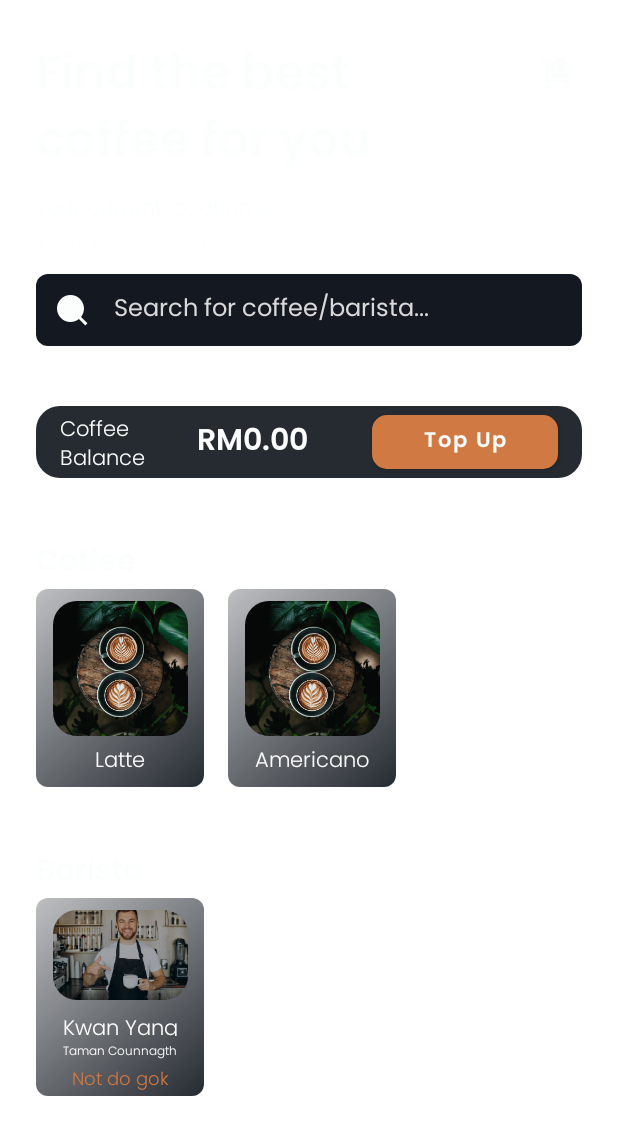
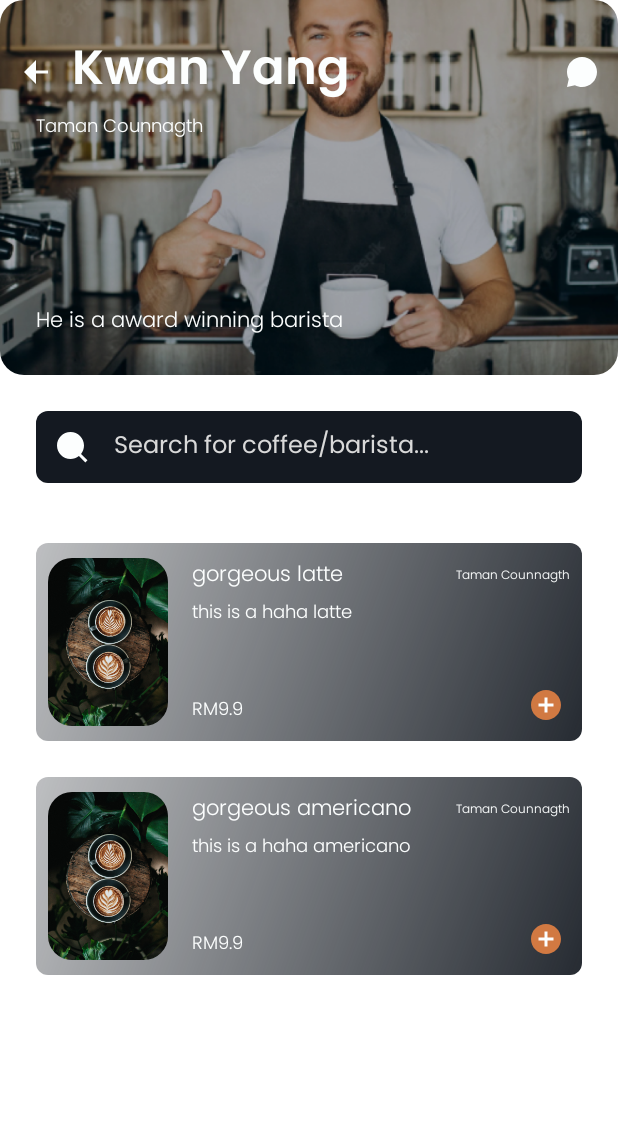
Before and after one commit to MADCoffeeCom/CoffeeCommunity, an Android app: the screen it shows after launch (HomeActivity before the commit, BaristaListActivity after it), after a tap on "Kwan Yang", on a phone screen of 412 x 824 dp. Shown: the top 1135 px of the screen. Run offline under Robolectric (Android 15) with nearby library versions, the phone set to English and light mode, and no system bars.

Commit message:
Barista List Finish

```diff
--- a/app/src/main/java/com/example/coffeecom/BaristaAdapter.java
+++ b/app/src/main/java/com/example/coffeecom/BaristaCardAdapter.java
@@ -1,5 +1,6 @@
 package com.example.coffeecom;
 
+import android.content.Intent;
 import android.view.LayoutInflater;
 import android.view.View;
 import android.view.ViewGroup;
@@ -14,11 +15,12 @@ import com.bumptech.glide.Glide;
 
 import java.util.ArrayList;
 
-public class BaristaAdapter extends RecyclerView.Adapter<BaristaAdapter.ViewHolder>{
+public class BaristaCardAdapter extends RecyclerView.Adapter<BaristaCardAdapter.ViewHolder>{
 
     ArrayList<BaristaModel> baristas;
 
-    public BaristaAdapter(ArrayList<BaristaModel> baristas) {
+
+    public BaristaCardAdapter(ArrayList<BaristaModel> baristas) {
         this.baristas = baristas;
     }
 
@@ -39,13 +41,13 @@ public class BaristaAdapter extends RecyclerView.Adapter<BaristaAdapter.ViewHold
 
     @NonNull
     @Override
-    public BaristaAdapter.ViewHolder onCreateViewHolder(@NonNull ViewGroup parent, int viewType) {
+    public BaristaCardAdapter.ViewHolder onCreateViewHolder(@NonNull ViewGroup parent, int viewType) {
         View inflate = LayoutInflater.from(parent.getContext()).inflate(R.layout.viewholder_barista_small, parent, false);
         return new ViewHolder(inflate);
     }
 
     @Override
-    public void onBindViewHolder(@NonNull BaristaAdapter.ViewHolder holder, int position) {
+    public void onBindViewHolder(@NonNull BaristaCardAdapter.ViewHolder holder, int position) {
 
         //barista pic
         int drawableResourceId = holder.itemView.getContext().getResources().getIdentifier(baristas.get(position).getBaristaPic(), "drawable", holder.itemView.getContext().getPackageName());
@@ -58,14 +60,17 @@ public class BaristaAdapter extends RecyclerView.Adapter<BaristaAdapter.ViewHold
         holder.baristaSmallCard.setOnClickListener(new View.OnClickListener() {
             @Override
             public void onClick(View view) {
+                Provider.setCurrentBarista(baristas.get(position));
                 //input code to open details coffee page
+                Intent intent = new Intent(holder.itemView.getContext(), BaristaListActivity.class);
+                holder.itemView.getContext().startActivity(intent);
             }
         });
     }
 
     @Override
     public int getItemCount() {
-        return Provider.baristas.size();
+        return Provider.getBaristas().size();
     }
 
 
--- /dev/null
+++ b/app/src/main/java/com/example/coffeecom/BaristaListActivity.java
@@ -0,0 +1,58 @@
+package com.example.coffeecom;
+
+import androidx.appcompat.app.AppCompatActivity;
+import androidx.recyclerview.widget.LinearLayoutManager;
+import androidx.recyclerview.widget.RecyclerView;
+
+import android.os.Bundle;
+import android.view.View;
+import android.widget.ImageView;
+import android.widget.TextView;
+
+import com.bumptech.glide.Glide;
+
+public class BaristaListActivity extends AppCompatActivity {
+
+    private TextView baristaListName, baristaListLocation, baristaListDesc;
+    private ImageView baristaListChatBtn, baristaListPic;
+    private RecyclerView baristaListRecyclerView;
+    private RecyclerView.Adapter coffeeListInBaristaAdapter;
+
+
+    @Override
+    protected void onCreate(Bundle savedInstanceState) {
+        super.onCreate(savedInstanceState);
+        setContentView(R.layout.activity_barista_list);
+
+        baristaListName = findViewById(R.id.baristaListName);
+        baristaListLocation = findViewById(R.id.baristaListLocation);
+        baristaListDesc = findViewById(R.id.baristaListDesc);
+        baristaListChatBtn = findViewById(R.id.baristaListChatBtn);
+        baristaListPic = findViewById(R.id.baristaListPic);
+
+        baristaListName.setText(Provider.getCurrentBarista().getBaristaName());
+        baristaListLocation.setText(Provider.getCurrentBarista().getBaristaTaman());
+        baristaListDesc.setText(Provider.getCurrentBarista().getBaristaDesc());
+
+        int drawableResourceId = this.getResources().getIdentifier(Provider.getCurrentBarista().getBaristaPic(), "drawable", this.getPackageName());
+        Glide.with(this).load(drawableResourceId).into(baristaListPic);
+
+        baristaListChatBtn.setOnClickListener(new View.OnClickListener() {
+            @Override
+            public void onClick(View view) {
+                //Link to chat function with barista
+            }
+        });
+
+        recyclerViewCoffeeType();
+    }
+
+    private void recyclerViewCoffeeType() {
+        LinearLayoutManager linearLayoutManager = new LinearLayoutManager(this, LinearLayoutManager.VERTICAL, false);
+        baristaListRecyclerView = findViewById(R.id.coffeeListInBaristaRecyclerView);
+        baristaListRecyclerView.setLayoutManager(linearLayoutManager);
+
+        coffeeListInBaristaAdapter = new CoffeeBaristaListAdapter(Provider.getCurrentBarista(), 'b');
+        baristaListRecyclerView.setAdapter(coffeeListInBaristaAdapter);
+    }
+}
--- /dev/null
+++ b/app/src/main/java/com/example/coffeecom/CoffeeBaristaListAdapter.java
@@ -0,0 +1,108 @@
+package com.example.coffeecom;
+
+import android.view.LayoutInflater;
+import android.view.View;
+import android.view.ViewGroup;
+import android.widget.ImageView;
+import android.widget.TextView;
+
+import androidx.annotation.NonNull;
+import androidx.constraintlayout.widget.ConstraintLayout;
+import androidx.recyclerview.widget.RecyclerView;
+
+import com.bumptech.glide.Glide;
+
+import java.util.ArrayList;
+
+public class CoffeeBaristaListAdapter extends RecyclerView.Adapter<CoffeeBaristaListAdapter.ViewHolder>{
+
+    ArrayList<BaristaModel> baristas;
+    BaristaModel currentBarista;
+    char mode; //b for barista or c for coffee view
+
+
+    public CoffeeBaristaListAdapter(ArrayList<BaristaModel> baristas, char mode) {
+        this.baristas = baristas;
+        this.mode = mode;
+    }
+
+    public CoffeeBaristaListAdapter(BaristaModel currentBarista, char mode) {
+        this.currentBarista = currentBarista;
+        this.mode = mode;
+    }
+
+    public class ViewHolder extends RecyclerView.ViewHolder{
+
+        ImageView coffeeListPic, addToCartBtn;
+        TextView cardTitle, coffeeDesc, coffeePricePerItemText, baristaLocationText;
+        ConstraintLayout coffeeCardListHorizontal;
+
+        public ViewHolder(@NonNull View itemView) {
+            super(itemView);
+
+            coffeeListPic = itemView.findViewById(R.id.coffeeListPic);
+            cardTitle = itemView.findViewById(R.id.titleTextHoriCard);
+            coffeeDesc = itemView.findViewById(R.id.descTextHoriCard);
+            coffeePricePerItemText = itemView.findViewById(R.id.coffeePricePerItemText);
+            baristaLocationText = itemView.findViewById(R.id.baristaLocationText);
+            addToCartBtn = itemView.findViewById(R.id.addToCartBtn);
+            coffeeCardListHorizontal = itemView.findViewById(R.id.coffeeBaristaListHoriCard);
+        }
+    }
+
+    @NonNull
+    @Override
+    public CoffeeBaristaListAdapter.ViewHolder onCreateViewHolder(@NonNull ViewGroup parent, int viewType) {
+        View inflate = LayoutInflater.from(parent.getContext()).inflate(R.layout.viewholder_coffee_barista_list_horizontal, parent, false);
+        return new ViewHolder(inflate);
+    }
+
+    @Override
+    public void onBindViewHolder(@NonNull CoffeeBaristaListAdapter.ViewHolder holder, int position) {
+
+        if (mode == 'b'){
+            onBindWhenBaristaView(holder, position);
+        }
+//        if (baristas.get(position).getSellingCoffee().contains(Provider))
+//
+//        //coffee pic
+//        int drawableResourceId = holder.itemView.getContext().getResources().getIdentifier(baristas.get(position).getSellingCoffee().get(position), "drawable", holder.itemView.getContext().getPackageName());
+//        Glide.with(holder.itemView.getContext()).load(drawableResourceId).into(holder.coffeeListPic);
+    }
+
+    private void onBindWhenBaristaView(@NonNull CoffeeBaristaListAdapter.ViewHolder holder, int position) {
+        holder.cardTitle.setText(Provider.getCurrentBarista().getSellingCoffee().get(position).getCoffeeTitle());
+        holder.coffeeDesc.setText(Provider.getCurrentBarista().getSellingCoffee().get(position).getCoffeeDesc());
+        holder.coffeePricePerItemText.setText(String.valueOf(Provider.getCurrentBarista().getSellingCoffee().get(position).getCoffeePrice()));
+        holder.coffeeDesc.setText(Provider.getCurrentBarista().getSellingCoffee().get(position).getCoffeeDesc());
+        holder.baristaLocationText.setText(Provider.getCurrentBarista().getBaristaTaman());
+
+        holder.addToCartBtn.setOnClickListener(new View.OnClickListener() {
+            @Override
+            public void onClick(View view) {
+                //straight add to cart & make toast
+            }
+        });
+
+        holder.coffeeCardListHorizontal.setOnClickListener(new View.OnClickListener() {
+            @Override
+            public void onClick(View view) {
+                //go to details coffee view
+            }
+        });
+
+        //coffee pic
+        int drawableResourceId = holder.itemView.getContext().getResources().getIdentifier(Provider.getCurrentBarista().getSellingCoffee().get(position).getCoffeePic(), "drawable", holder.itemView.getContext().getPackageName());
+        Glide.with(holder.itemView.getContext()).load(drawableResourceId).into(holder.coffeeListPic);
+    }
+
+    @Override
+    public int getItemCount() {
+        if (mode == 'b'){
+            return Provider.getCurrentBarista().getSellingCoffee().size();
+        }else{
+            return baristas.size();
+        }
+    }
+
+}
--- a/app/src/main/java/com/example/coffeecom/HomeActivity.java
+++ b/app/src/main/java/com/example/coffeecom/HomeActivity.java
@@ -56,7 +56,7 @@ public class HomeActivity extends AppCompatActivity {
 
     private void recyclerViewCoffeeType() {
         LinearLayoutManager linearLayoutManager = new LinearLayoutManager(this, LinearLayoutManager.HORIZONTAL, false);
-        recyclerViewCoffeeTypeList = findViewById(R.id.coffeeListRecyclerView);
+        recyclerViewCoffeeTypeList = findViewById(R.id.coffeeListInBaristaRecyclerView);
         recyclerViewCoffeeTypeList.setLayoutManager(linearLayoutManager);
 
 //        coffeeTypeAdapter = new CoffeeTypeAdapter(Provider.getCoffeeType());
@@ -69,7 +69,7 @@ public class HomeActivity extends AppCompatActivity {
         recyclerViewBaristaList = findViewById(R.id.baristaRecyclerView);
         recyclerViewBaristaList.setLayoutManager(linearLayoutManager);
 
-        baristaAdapter = new BaristaAdapter(Provider.getBaristas());
+        baristaAdapter = new BaristaCardAdapter(Provider.getBaristas());
         recyclerViewBaristaList.setAdapter(baristaAdapter);
     }
 }
--- a/app/src/main/java/com/example/coffeecom/Provider.java
+++ b/app/src/main/java/com/example/coffeecom/Provider.java
@@ -9,8 +9,9 @@ import java.util.ArrayList;
 
 public class Provider{
 
-    static ArrayList<BaristaModel> baristas = new ArrayList<>();
-    static ArrayList<String> coffeeType = new ArrayList<>();
+    private static ArrayList<BaristaModel> baristas = new ArrayList<>();
+    private static ArrayList<String> coffeeType = new ArrayList<>();
+    private static BaristaModel currentBarista;
 
 //    @Override
 //    protected void onCreate(Bundle savedInstanceState) {
@@ -54,4 +55,12 @@ public class Provider{
     public static ArrayList<String> getCoffeeType(){
         return coffeeType;
     }
+
+    public static BaristaModel getCurrentBarista() {
+        return currentBarista;
+    }
+
+    public static void setCurrentBarista(BaristaModel newBarista) {
+        currentBarista = newBarista;
+    }
 }
--- /dev/null
+++ b/app/src/main/res/drawable/ic_chat.xml
@@ -0,0 +1,13 @@
+<vector xmlns:android="http://schemas.android.com/apk/res/android"
+    android:width="24dp"
+    android:height="24dp"
+    android:viewportWidth="24"
+    android:viewportHeight="24">
+  <group>
+    <clip-path
+        android:pathData="M0,0h24v24h-24z"/>
+    <path
+        android:pathData="M7.291,20.824L2,22L3.176,16.709C2.402,15.26 1.998,13.643 2,12C2,6.477 6.477,2 12,2C17.523,2 22,6.477 22,12C22,17.523 17.523,22 12,22C10.357,22.003 8.74,21.598 7.291,20.824Z"
+        android:fillColor="#FCFEFE"/>
+  </group>
+</vector>
--- /dev/null
+++ b/app/src/main/res/drawable/ic_plus.xml
@@ -0,0 +1,16 @@
+<vector xmlns:android="http://schemas.android.com/apk/res/android"
+    android:width="24dp"
+    android:height="24dp"
+    android:viewportWidth="24"
+    android:viewportHeight="24">
+  <path
+      android:pathData="M12,3L12,3A9,9 0,0 1,21 12L21,12A9,9 0,0 1,12 21L12,21A9,9 0,0 1,3 12L3,12A9,9 0,0 1,12 3z"
+      android:fillColor="#FCFEFE"/>
+  <group>
+    <clip-path
+        android:pathData="M0,0h24v24h-24z"/>
+    <path
+        android:pathData="M12,22C6.477,22 2,17.523 2,12C2,6.477 6.477,2 12,2C17.523,2 22,6.477 22,12C22,17.523 17.523,22 12,22ZM11,11H7V13H11V17H13V13H17V11H13V7H11V11Z"
+        android:fillColor="#D17942"/>
+  </group>
+</vector>
--- /dev/null
+++ b/app/src/main/res/layout/activity_barista_list.xml
@@ -0,0 +1,102 @@
+<?xml version="1.0" encoding="utf-8"?>
+<androidx.constraintlayout.widget.ConstraintLayout xmlns:android="http://schemas.android.com/apk/res/android"
+    xmlns:app="http://schemas.android.com/apk/res-auto"
+    xmlns:tools="http://schemas.android.com/tools"
+    android:layout_width="match_parent"
+    android:layout_height="match_parent"
+    tools:context=".BaristaListActivity">
+
+    <ImageView
+        android:id="@+id/baristaListPic"
+        android:layout_width="match_parent"
+        android:layout_height="250dp"
+        android:background="@drawable/round_outline"
+        android:clipToOutline="true"
+        android:scaleType="centerCrop"
+        app:layout_constraintEnd_toEndOf="parent"
+        app:layout_constraintStart_toStartOf="parent"
+        app:layout_constraintTop_toTopOf="parent"
+        app:srcCompat="@drawable/barista1" />
+
+    <ImageButton
+        android:id="@+id/baristaListBackBtn"
+        android:layout_width="48dp"
+        android:layout_height="48dp"
+        android:layout_marginTop="24dp"
+        android:background="@color/transparent"
+        app:layout_constraintStart_toStartOf="parent"
+        app:layout_constraintTop_toTopOf="parent"
+        app:srcCompat="@drawable/ic_back" />
+
+    <TextView
+        android:id="@+id/baristaListName"
+        style="@style/h1"
+        android:layout_width="wrap_content"
+        android:layout_height="wrap_content"
+        android:text="barista name"
+        app:layout_constraintBottom_toBottomOf="@+id/baristaListBackBtn"
+        app:layout_constraintStart_toEndOf="@+id/baristaListBackBtn"
+        app:layout_constraintTop_toTopOf="@+id/baristaListBackBtn" />
+
+    <ImageButton
+        android:id="@+id/baristaListChatBtn"
+        android:layout_width="48dp"
+        android:layout_height="48dp"
+        android:layout_marginTop="24dp"
+        android:background="@color/transparent"
+        app:layout_constraintEnd_toEndOf="parent"
+        app:layout_constraintTop_toTopOf="parent"
+        app:srcCompat="@drawable/ic_chat" />
+
+    <TextView
+        android:id="@+id/baristaListDesc"
+        style="@style/c1"
+        android:layout_width="match_parent"
+        android:layout_height="80dp"
+        android:layout_marginStart="24dp"
+        android:layout_marginEnd="24dp"
+        android:layout_marginBottom="24dp"
+        android:gravity="bottom"
+        android:inputType="textMultiLine"
+        android:text="barista desc"
+        app:layout_constraintBottom_toBottomOf="@+id/baristaListPic"
+        app:layout_constraintEnd_toEndOf="parent"
+        app:layout_constraintStart_toStartOf="parent" />
+
+    <TextView
+        android:id="@+id/baristaListLocation"
+        style="@style/c2"
+        android:layout_width="wrap_content"
+        android:layout_height="wrap_content"
+        android:text="TextView"
+        app:layout_constraintStart_toStartOf="@+id/baristaListDesc"
+        app:layout_constraintTop_toBottomOf="@+id/baristaListName" />
+
+    <EditText
+        android:id="@+id/TbSearch"
+        style="@style/defaultTextBox"
+        android:layout_width="match_parent"
+        android:layout_height="48dp"
+        android:layout_marginStart="24dp"
+        android:layout_marginTop="24dp"
+        android:layout_marginEnd="24dp"
+        android:background="@drawable/textbox"
+        android:drawableLeft="@drawable/ic_search"
+        android:ems="10"
+        android:hint="Search for coffee/barista..."
+        android:inputType="text"
+        android:textColorHint="@color/disable_grey"
+        app:layout_constraintEnd_toEndOf="parent"
+        app:layout_constraintHorizontal_bias="0.0"
+        app:layout_constraintStart_toStartOf="parent"
+        app:layout_constraintTop_toBottomOf="@+id/baristaListPic" />
+
+    <androidx.recyclerview.widget.RecyclerView
+        android:id="@+id/coffeeListInBaristaRecyclerView"
+        android:layout_width="match_parent"
+        android:layout_height="wrap_content"
+        android:layout_marginTop="40dp"
+        app:layout_constraintStart_toStartOf="parent"
+        app:layout_constraintTop_toBottomOf="@+id/TbSearch" />
+
+</androidx.constraintlayout.widget.ConstraintLayout>
--- a/app/src/main/res/layout/activity_coffee_list.xml
+++ b/app/src/main/res/layout/activity_coffee_list.xml
@@ -63,7 +63,7 @@
         tools:layout_editor_absoluteX="16dp" />
 
     <androidx.recyclerview.widget.RecyclerView
-        android:id="@+id/coffeeListRecyclerView"
+        android:id="@+id/coffeeListInBaristaRecyclerView"
         android:layout_width="match_parent"
         android:layout_height="wrap_content"
         android:layout_marginTop="40dp"
--- a/app/src/main/res/layout/activity_home.xml
+++ b/app/src/main/res/layout/activity_home.xml
@@ -97,7 +97,7 @@
                 android:text="Coffee" />
 
             <androidx.recyclerview.widget.RecyclerView
-                android:id="@+id/coffeeListRecyclerView"
+                android:id="@+id/coffeeListInBaristaRecyclerView"
                 android:layout_width="match_parent"
                 android:layout_height="wrap_content"
                 android:paddingLeft="16dp"
--- /dev/null
+++ b/app/src/main/res/layout/viewholder_coffee_barista_list_horizontal.xml
@@ -0,0 +1,87 @@
+<?xml version="1.0" encoding="utf-8"?>
+<androidx.constraintlayout.widget.ConstraintLayout xmlns:android="http://schemas.android.com/apk/res/android"
+    xmlns:app="http://schemas.android.com/apk/res-auto"
+    xmlns:tools="http://schemas.android.com/tools"
+    android:id="@+id/coffeeBaristaListHoriCard"
+    android:layout_width="match_parent"
+    android:layout_height="132dp"
+    android:layout_marginStart="24dp"
+    android:layout_marginEnd="24dp"
+    android:layout_marginBottom="24dp"
+    android:background="@drawable/linear_gray_background">
+
+
+    <ImageView
+        android:id="@+id/coffeeListPic"
+        android:layout_width="80dp"
+        android:layout_height="112dp"
+        android:layout_marginStart="8dp"
+        android:background="@drawable/round_outline"
+        android:clipToOutline="true"
+        android:scaleType="centerCrop"
+        app:layout_constraintBottom_toBottomOf="parent"
+        app:layout_constraintStart_toStartOf="parent"
+        app:layout_constraintTop_toTopOf="parent"
+        app:srcCompat="@drawable/coffee1" />
+
+    <TextView
+        android:id="@+id/titleTextHoriCard"
+        style="@style/c1"
+        android:layout_width="wrap_content"
+        android:layout_height="wrap_content"
+        android:layout_marginStart="16dp"
+        android:text="title"
+        app:layout_constraintStart_toEndOf="@+id/coffeeListPic"
+        app:layout_constraintTop_toTopOf="@+id/coffeeListPic" />
+
+    <TextView
+        android:id="@+id/descTextHoriCard"
+        style="@style/c2"
+        android:layout_width="wrap_content"
+        android:layout_height="wrap_content"
+        android:layout_marginTop="4dp"
+        android:text="desc"
+        app:layout_constraintStart_toStartOf="@+id/titleTextHoriCard"
+        app:layout_constraintTop_toBottomOf="@+id/titleTextHoriCard" />
+
+    <TextView
+        android:id="@+id/textView11"
+        style="@style/c2"
+        android:layout_width="wrap_content"
+        android:layout_height="wrap_content"
+        android:text="RM"
+        app:layout_constraintBottom_toBottomOf="@+id/coffeeListPic"
+        app:layout_constraintStart_toStartOf="@+id/descTextHoriCard" />
+
+    <TextView
+        android:id="@+id/coffeePricePerItemText"
+        style="@style/c2"
+        android:layout_width="wrap_content"
+        android:layout_height="wrap_content"
+        android:text="0.00"
+        app:layout_constraintBottom_toBottomOf="@+id/textView11"
+        app:layout_constraintStart_toEndOf="@+id/textView11"
+        app:layout_constraintTop_toTopOf="@+id/textView11" />
+
+    <TextView
+        android:id="@+id/baristaLocationText"
+        style="@style/c2"
+        android:layout_width="wrap_content"
+        android:layout_height="wrap_content"
+        android:layout_marginEnd="8dp"
+        android:text="Location"
+        android:textSize="8dp"
+        app:layout_constraintBottom_toBottomOf="@+id/titleTextHoriCard"
+        app:layout_constraintEnd_toEndOf="parent"
+        app:layout_constraintTop_toTopOf="@+id/titleTextHoriCard" />
+
+    <ImageButton
+        android:id="@+id/addToCartBtn"
+        android:layout_width="48dp"
+        android:layout_height="48dp"
+        android:background="@color/transparent"
+        app:layout_constraintBottom_toBottomOf="parent"
+        app:layout_constraintEnd_toEndOf="parent"
+        app:srcCompat="@drawable/ic_plus" />
+
+</androidx.constraintlayout.widget.ConstraintLayout>
```
Also changed, not shown: app/src/main/AndroidManifest.xml (+7 -0 lines).
